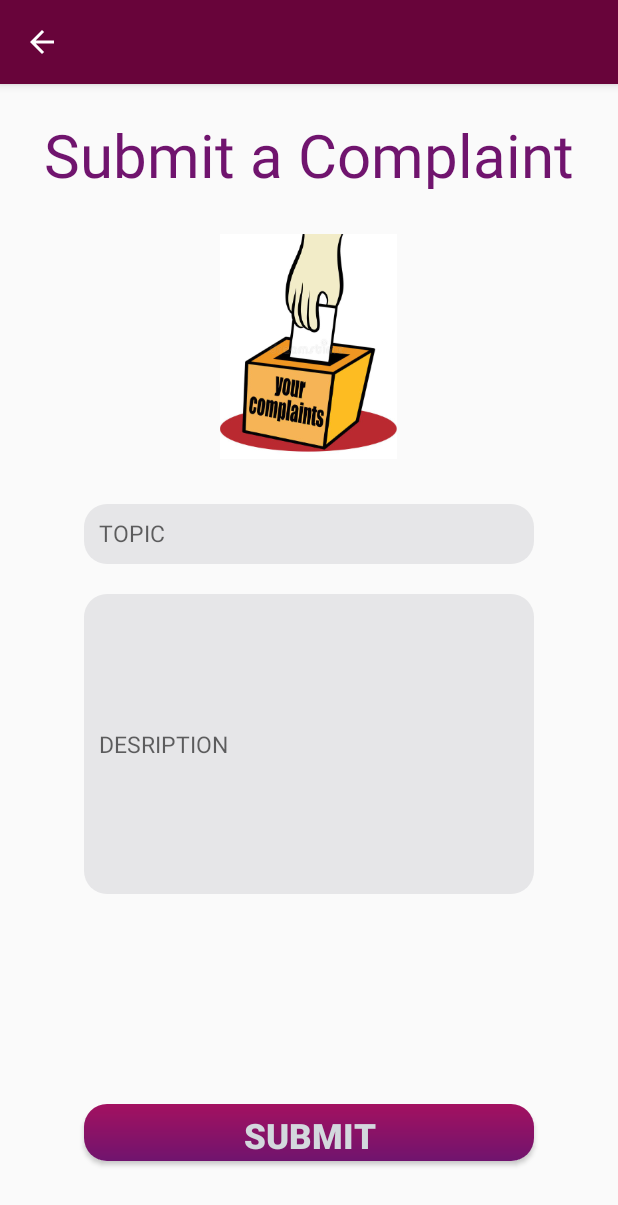
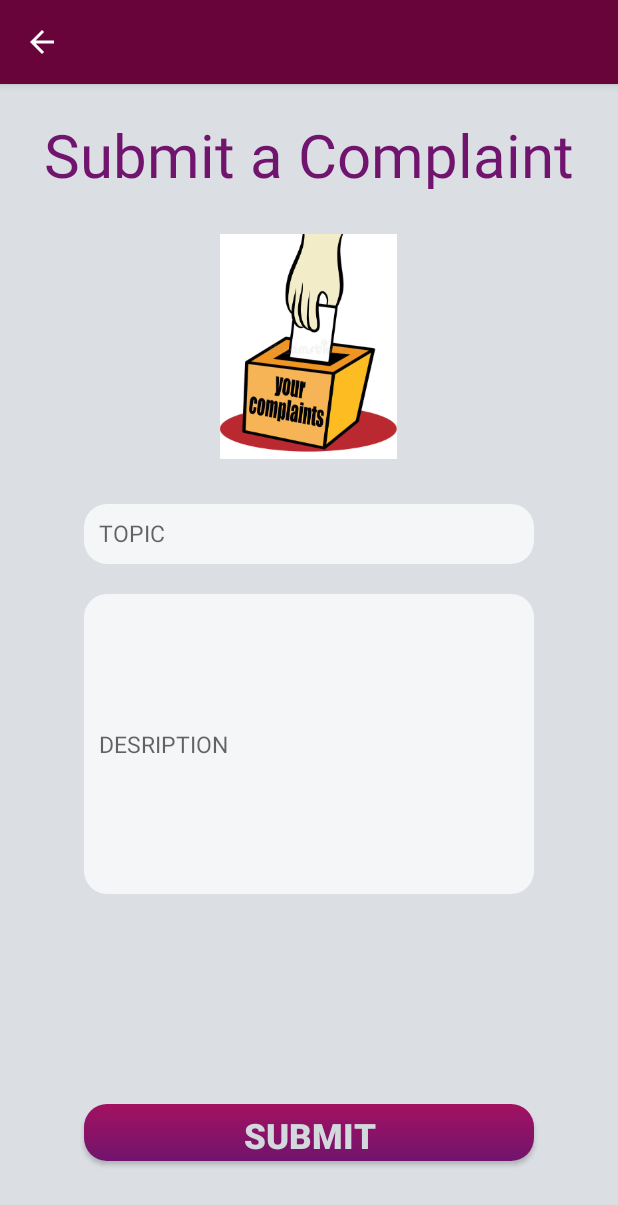
Before and after one commit to noorulahsanpp/Hostel_Management-Android, an Android app: the Complaints screen opened directly, with no data from a screen before it, on a phone screen of 412 x 824 dp. Shown: the top 1205 px of the screen. Run offline under Robolectric (Android 15) with nearby library versions, the phone set to English and light mode, and no system bars; our stand-ins replace Firebase (no records; nobody signed in at launch, a user with empty details on screens opened directly); Roboto replaces fonts that are not available here.

Commit message:
Designs Modified

```diff
--- a/app/src/main/java/com/example/hostelapp/Verification.java
+++ b/app/src/main/java/com/example/hostelapp/Verification.java
@@ -77,6 +77,8 @@ public class Verification extends AppCompatActivity {
 
         WindowManager.LayoutParams params = getWindow().getAttributes();
         params.gravity= Gravity.CENTER;
+        params.flags = WindowManager.LayoutParams.FLAG_DIM_BEHIND;
+        params.dimAmount = 0.5f;
         params.x=0;
         params.y=-20;
         getWindow().setAttributes(params);
--- a/app/src/main/java/com/example/hostelapp/forgotpassword.java
+++ b/app/src/main/java/com/example/hostelapp/forgotpassword.java
@@ -72,12 +72,14 @@ public class forgotpassword extends AppCompatActivity {
         int width = dm.widthPixels;
         int height = dm.heightPixels;
 
-        getWindow().setLayout((int)(width*.9),(int)(height*.6));
+        getWindow().setLayout((int)(width*.9),(int)(height*.5));
 
         WindowManager.LayoutParams params = getWindow().getAttributes();
         params.gravity= Gravity.CENTER;
         params.x=0;
         params.y=-20;
+        params.flags = WindowManager.LayoutParams.FLAG_DIM_BEHIND;
+        params.dimAmount = 0.5f;
         getWindow().setAttributes(params);
     }
 }
--- a/app/src/main/res/layout/activity_changepassword.xml
+++ b/app/src/main/res/layout/activity_changepassword.xml
@@ -10,7 +10,7 @@
 
         android:layout_width="match_parent"
         android:layout_height="match_parent"
-        android:background="#FFFFFF">
+        android:background="@color/lightsilver">
         <TextView
 
             android:layout_width="wrap_content"
--- a/app/src/main/res/layout/activity_complaints.xml
+++ b/app/src/main/res/layout/activity_complaints.xml
@@ -5,6 +5,7 @@
     android:layout_width="match_parent"
     android:layout_height="match_parent"
     tools:context=".Complaints"
+    android:background="@color/lightsilver"
     >
 
 
@@ -37,7 +38,8 @@
         android:padding="10dp"
         android:width="300dp"
         android:drawablePadding="5dp"
-        android:background="@drawable/textbox" />
+        android:background="@drawable/textbox"
+        android:backgroundTint="#F5F6F8"/>
     <EditText
         android:id="@+id/description"
         android:layout_width="300dp"
@@ -52,7 +54,8 @@
         android:padding="10dp"
         android:width="300dp"
         android:drawablePadding="5dp"
-        android:background="@drawable/textbox" />
+        android:background="@drawable/textbox"
+        android:backgroundTint="#F5F6F8"/>
 
     <Button
         android:id="@+id/submit"
--- a/app/src/main/res/layout/activity_contactus.xml
+++ b/app/src/main/res/layout/activity_contactus.xml
@@ -10,7 +10,7 @@
     <RelativeLayout
         android:layout_width="match_parent"
         android:layout_height="match_parent"
-        android:background="#FFFFFF">
+        android:background="@color/lightsilver">
 
         <EditText
             android:id="@+id/description"
@@ -26,7 +26,8 @@
             android:padding="10dp"
             android:width="300dp"
             android:drawablePadding="5dp"
-            android:background="@drawable/textbox" />
+            android:background="@drawable/textbox"
+            android:backgroundTint="#E4E4E4"/>
         <TextView
             android:id="@+id/faqTv"
             android:layout_width="wrap_content"
```
Also changed, not shown: app/build.gradle (+4 -4 lines), app/src/main/res/layout/activity_forgotpassword.xml (+12 -16 lines), app/src/main/res/drawable-anydpi/forgot.png (deleted).
